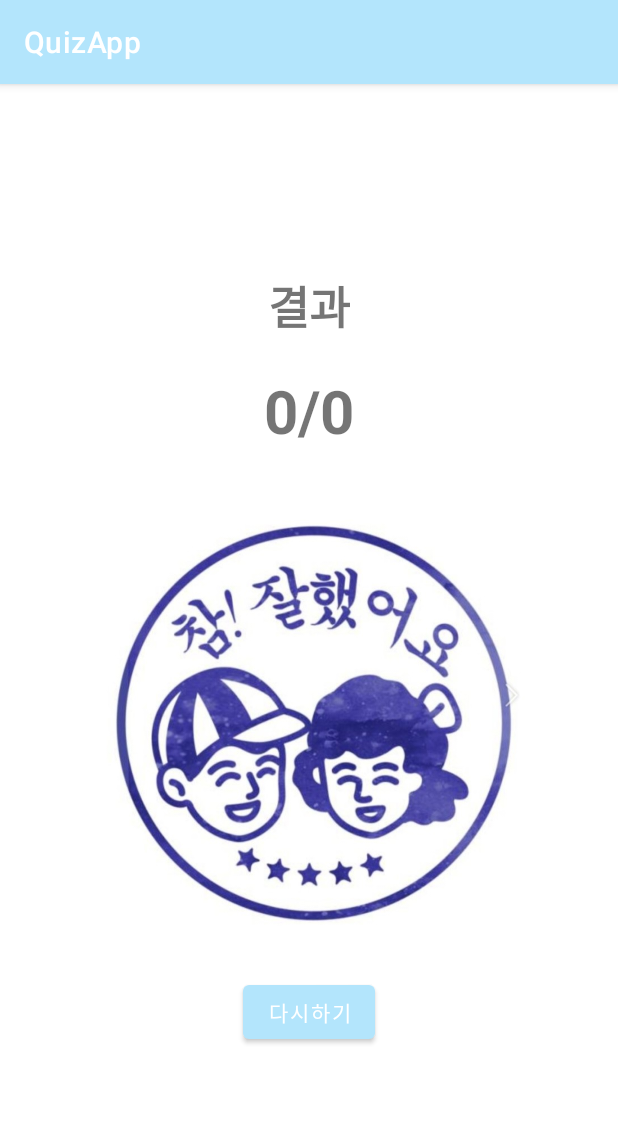
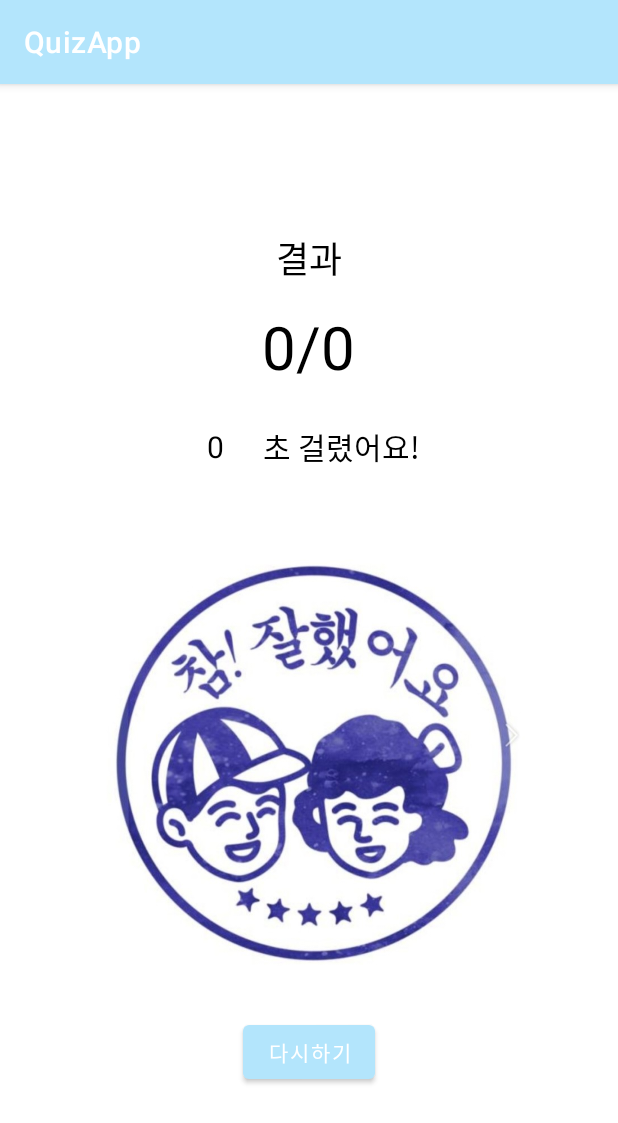
Before and after one commit to Skyminn/GURU2-QuizApp, an Android app: the ResultActivity screen opened directly, with no data from a screen before it, on a phone screen of 412 x 824 dp. Shown: the top 1123 px of the screen. Run offline under Robolectric (Android 15) with nearby library versions, the phone set to English and light mode, and no system bars.

Commit message:
결과화면 수정

```diff
--- a/app/src/main/java/com/example/quizapp/QuizActivity.kt
+++ b/app/src/main/java/com/example/quizapp/QuizActivity.kt
@@ -138,18 +138,21 @@ class QuizActivity : AppCompatActivity(), View.OnClickListener {
              * 결과 화면으로 연결하면 될 것 같습니다.
              */
             // 마지막 문제 정답 체크 시 알림
-            if (currentPosition > questionList.size) {
+            if (currentPosition > questionList.size)
                 Toast.makeText(this,"끝", Toast.LENGTH_SHORT).show()
 
+
                 // 결과화면으로 이어지는 코드
+            if (currentPosition == questionList.size){
                 intent = Intent(this@QuizActivity, ResultActivity::class.java)
                 intent.putExtra("score", score)
                 intent.putExtra("totalSize", questionList.size)
-                startActivity(intent)
+                intent.putExtra("recode", lab)
+                startActivity(intent)}
 
                 // 타이머 리셋
                 //reset()
-            }
+
 
         }
 
--- a/app/src/main/java/com/example/quizapp/ResultActivity.kt
+++ b/app/src/main/java/com/example/quizapp/ResultActivity.kt
@@ -10,19 +10,23 @@ import com.example.quizapp.databinding.ActivityResultBinding
 
 class ResultActivity : AppCompatActivity() {
 
-
-    private lateinit var binding: ActivityResultBinding
+    private lateinit var binding :ActivityResultBinding
 
     override fun onCreate(savedInstanceState: Bundle?) {
         super.onCreate(savedInstanceState)
         binding = ActivityResultBinding.inflate(layoutInflater)
         setContentView(binding.root)
 
+
         val score = intent.getIntExtra("score",0)
         val totalSize = intent.getIntExtra("totalSize", 0)
+        val recode = intent.getIntExtra("recode", 0)
 
         //점수보여주기
+
         binding.ScoreResult.text = getString(R.string.count_label, score, totalSize)
+        binding.Recoding.text = recode.toString()
+
 
 
         //다시하기 버튼
--- a/app/src/main/res/layout/activity_result.xml
+++ b/app/src/main/res/layout/activity_result.xml
@@ -12,17 +12,45 @@
         android:layout_width="wrap_content"
         android:layout_height="wrap_content"
         android:text="결과"
-        android:textSize="30dp"
-        android:textStyle="bold" />
+        android:textSize="24dp"
+        android:textColor="@color/black" />
+
 
     <TextView
         android:id="@+id/ScoreResult"
         android:layout_width="wrap_content"
         android:layout_height="wrap_content"
-        android:layout_marginTop="20dp"
+        android:layout_marginTop="14dp"
         android:textSize="40dp"
         android:text="3/10"
-        android:textStyle="bold" />
+        android:textColor="@color/black" />
+
+    <LinearLayout
+        android:layout_width="match_parent"
+        android:layout_height="wrap_content"
+        android:layout_marginTop="10dp"
+        android:gravity="center"
+        android:orientation="horizontal" >
+
+        <TextView
+            android:id="@+id/Recoding"
+            android:layout_width="wrap_content"
+            android:layout_height="wrap_content"
+            android:padding="16dp"
+            android:text=""
+            android:textColor="@color/black"
+            android:textSize="20sp" />
+
+        <TextView
+
+            android:layout_width="wrap_content"
+            android:layout_height="wrap_content"
+            android:padding="10dp"
+            android:text="초 걸렸어요!"
+            android:textColor="@color/black"
+            android:textSize="20sp" />
+
+    </LinearLayout>
 
 
 
```
Also changed, not shown: app/src/main/java/com/example/quizapp/MainActivity.kt (line endings or trailing spaces).
